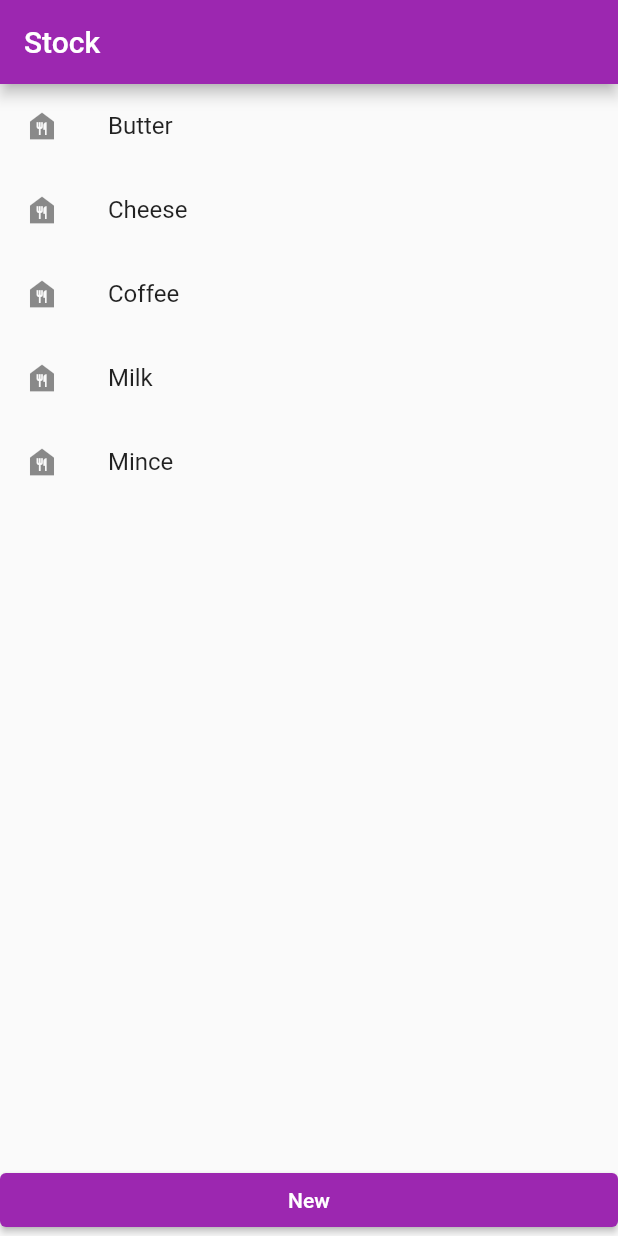
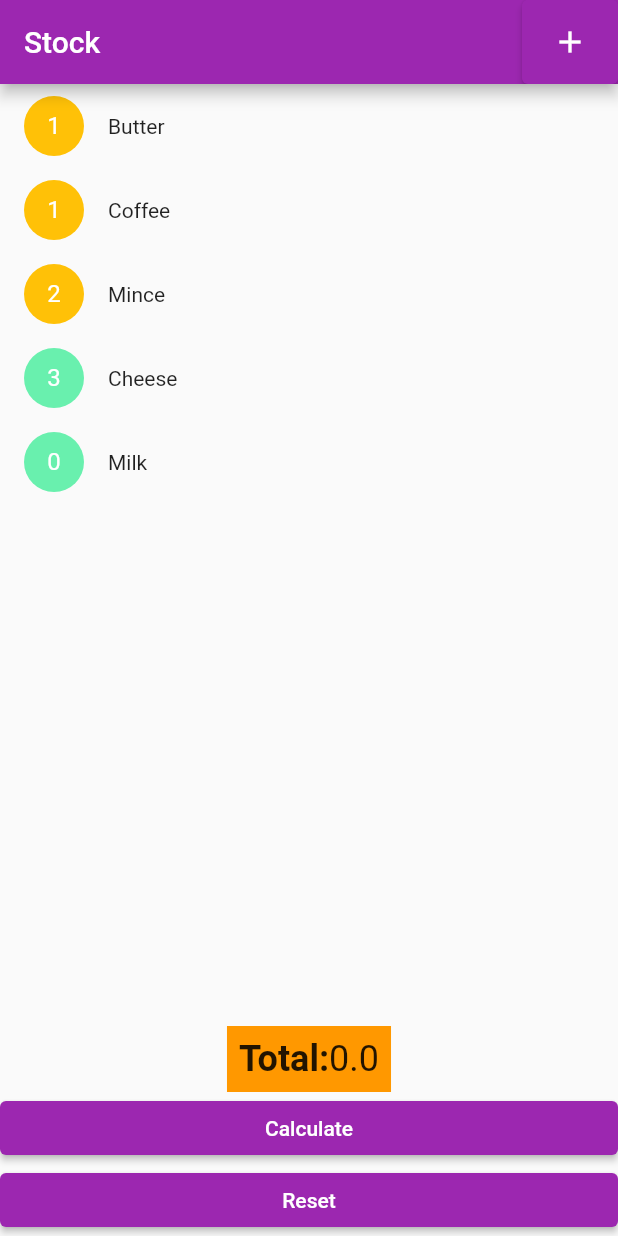
Before and after one commit to woodRock/ideal-octo-spoon, a Flutter app: the screen it shows after launch, on a phone screen of 412 x 824 dp. Run offline on Flutter 3.47's test engine with Material 2 defaults, Android fonts, the phone set to English and light mode, and no system bars; drawn by our look-alikes of flutter_slidable.

Commit message:
Add state management through bloc pattern

```diff
--- a/lib/model/Item.dart
+++ b/lib/model/Item.dart
@@ -1,18 +1,38 @@
 /// This class captures the notion of an Item.
-/// * It is the main object of our model for this application.
-/// * We provide functionality to recreate an object from JSON.
 class Item {
 
-  String name;
-
-  /// Syntax sugar for the Item constructor.
-  /// * It takes a name as it's only parameter.
-  Item(this.name);
+  String _name;
+  int _count;
+  bool _essential;
+  double _cost;
 
   /// This method recreates an Item from a JSON string.
   /// * We store our list with the asset of a JSON file.
   Item.fromJSON(Map json) {
-    this.name = json['name'];
+    this._name = json['name'];
+    this._count = json['count'];
+    this._essential = json['essential'];
+    this._cost = json['cost'];
+  }
+
+  String get name => this._name;
+  int get count => this._count;
+  bool get essential => this._essential;
+  double get cost => this._cost;
+
+  /// Sets the count for this item to zero.
+  reset() {
+    this._count = 0;
+  }
+
+  /// Increases the count for this item by one.
+  increment() {
+    this._count++;
+  }
+
+  /// Calculates the cost for the quantity of this item.
+  double totalCost() {
+    return this._cost * this._count;
   }
 
 }
--- /dev/null
+++ b/lib/model/ItemsModel.dart
@@ -0,0 +1,80 @@
+import 'dart:collection';
+
+import 'package:flutter/cupertino.dart';
+import 'package:stock/model/Item.dart';
+
+/// This bloc stores the state of the items.
+class ItemsModel extends ChangeNotifier {
+
+  final List<Item> _items = [];
+
+  UnmodifiableListView<Item> get items => UnmodifiableListView(this._items);
+
+  int get length => this._items.length;
+
+  /// Retrieve an item by index.
+  Item get(int i) {
+    return this._items[i];
+  }
+
+  /// Retrieve an item by object reference.
+  Item getByItem(Item i) {
+    Item item;
+    this._items.forEach((element) {
+      if (element == i) {
+        item = element;
+      }
+    });
+    return item;
+  }
+
+  /// Calculates the total cost for the current stock.
+  double totalCost() {
+    double sum = 0;
+    this._items.forEach((e) => sum += e.totalCost());
+    return sum;
+  }
+
+  /// Increment an item by object reference.
+  void increment(Item item) {
+    getByItem(item).increment();
+    notifyListeners();
+  }
+
+  /// Reset the count of an item by object reference.
+  void reset(Item item) {
+    getByItem(item).reset();
+    notifyListeners();
+  }
+
+  /// Reset the count for the entire stock.
+  void resetAll() {
+    this._items.forEach((item) => item.reset() );
+    notifyListeners();
+  }
+
+  /// Provide a new list of items.
+  void set(List<Item> items){
+    this.removeAll();
+    items.forEach((item) => add(item) );
+    notifyListeners();
+  }
+
+  /// Include an additional item to the stock.
+  void add(Item item) {
+    this._items.add(item);
+    notifyListeners();
+  }
+
+  /// Remove an item from the stock
+  void delete(Item i) {
+    this._items.remove(i);
+    notifyListeners();
+  }
+
+  /// Clear all items from the stock.
+  void removeAll() {
+    this._items.clear();
+    notifyListeners();
+  }
+}
--- a/lib/screens/Stock.dart
+++ b/lib/screens/Stock.dart
@@ -1,9 +1,12 @@
 import 'dart:convert';
 
+import 'package:flutter/gestures.dart';
 import 'package:flutter/material.dart';
-import 'package:stock/components/BigButton.dart';
+import 'package:provider/provider.dart';
+import 'package:stock/widgets/BigButton.dart';
 import 'package:stock/model/Item.dart';
 import 'package:flutter_slidable/flutter_slidable.dart';
+import 'package:stock/model/ItemsModel.dart';
 
 /// This displays the list of stock to the user.
 /// * The state of each item can be adjusted on this screen.
@@ -21,97 +24,139 @@ class Stock extends StatelessWidget {
   Widget build(BuildContext context) {
     return Scaffold(
         appBar: AppBar(
-          title: Text(this.title)
+            automaticallyImplyLeading: false,
+            title: Text(this.title),
+            actions: <Widget>[
+              ElevatedButton(
+                onPressed: () => Navigator.pushNamed(context, '/new'),
+                child: Icon(Icons.add),
+              )
+            ]
         ),
-        body: getList(context)
+        body: items(context)
     );
   }
 
   /// Retrieves a list that is stored as a JSON in a local asset.
-  /// * We use a promise builder so different data sources can be substituded.
-  /// * We check if the list has been loaded, if not we display a progress circle.
-  /// * Otherwise, we display a list of slidable items based on future's snapshot.
-  Widget getList(context) {
+  Widget items(context) {
+    final ItemsModel items = Provider.of<ItemsModel>(context);
     return Column(
       children: [
-        Expanded(
+        itemList(context),
+        totalCost(context),
+        BigButton('Calculate', () => print("Calculate")),
+        BigButton('Reset', () => items.resetAll() ),
+      ]
+    );
+  }
+
+  /// A list of the items in the stock
+  Widget itemList(BuildContext context) {
+    final ItemsModel items = Provider.of<ItemsModel>(context);
+    return Expanded(
       child: FutureBuilder(
         future: getItems(context),
         builder: (context, snapshot) {
           if (snapshot.hasData) {
+            if (items.length == 0)
+              items.set(snapshot.data);
             return ListView.builder(
-                    itemCount: snapshot.data.length,
-                    itemBuilder: (context, index) {
-                      return getSlidable(snapshot.data[index]);
-                    });
+                itemCount: items.length,
+                itemBuilder: (context, index) => slidableItem(context, index),
+            );
           } else {
             return Center(child: CircularProgressIndicator());
           }
         },
+      ),
+    );
+
+  }
+
+  /// Displays the total cost of the stock
+  Widget totalCost(BuildContext context) {
+    return Container(
+      color: Colors.orange,
+      padding: const EdgeInsets.all(8.0),
+      child: RichText(
+        text: TextSpan(
+            style: Theme.of(context).textTheme.headline5,
+            children: <TextSpan>[
+              TextSpan(
+                  text: 'Total:',
+                  style: TextStyle(fontWeight: FontWeight.bold)
+              ),
+              TextSpan(
+                text: '${Provider.of<ItemsModel>(context).totalCost()}',
               )
+            ]
+        ) ,
       ),
-        BigButton('New', () => Navigator.pushNamed(context, '/new'))
-      ],
     );
   }
 
   /// A slidable list item for an Item that has directional slide actions.
-  /// * item: The item to be displayed as a slidable item on a list
-  /// * Our slidable actions are primary and secondary, left -> right, right -> left.
-  /// * Primary actions are very common, e.g., clear
-  /// * Secondary actions are not common use cases, e.g., edit, delete
-  ///
-  /// TODO [ ] - Implement CRUD functionality with context.
-  /// TODO [ ] - Add a total summary at the top (or bottom) of the page.
-  Widget getSlidable(Item item) {
+  Widget slidableItem(BuildContext context, int index) {
+    Item item = Provider.of<ItemsModel>(context).get(index);
     return Slidable(
       actionExtentRatio: 0.25,
       actionPane: SlidableDrawerActionPane(),
       child: ListTile(
-        leading: Icon(Icons.food_bank),
-        title: Text('${item.name}'),
+        leading: CircleAvatar(
+          foregroundColor: Colors.white,
+          backgroundColor: item.essential? Colors.amber : Colors.greenAccent,
+          child: Text('${item.count}'),
+        ),
+        title: RichText(
+          text: TextSpan(
+            style: DefaultTextStyle.of(context).style,
+            text: '${item.name}',
+            recognizer: new TapGestureRecognizer()..onTap = () => Provider.of<ItemsModel>(context).increment(item),
+          ),
+        )
       ),
       actions: <Widget>[
-        /// Resets the count for this item.
         IconSlideAction(
             caption: 'Clear',
             color: Colors.grey,
             icon: Icons.clear,
-            onTap: () => print('Clear')
+            onTap: () => Provider.of<ItemsModel>(context).reset(item),
         )
       ],
       secondaryActions: <Widget>[
-        /// Edit the information for an item.
         IconSlideAction(
           caption: 'Edit',
           color: Colors.green,
           icon: Icons.edit,
           onTap: () => print('Edit'),
         ),
-        /// Remove an item from the list entirely.
         IconSlideAction(
           caption: 'Delete',
           color: Colors.red,
           icon: Icons.delete,
-          onTap: () => print('Delete'),
+          onTap: () => Provider.of<ItemsModel>(context).delete(item),
         )
       ],
     );
   }
 
-  /// Sorts a list of items alphabetically by name.
-  List<Item> sortAlphabetically(List<Item> items) {
-    items.sort((a,b) => a.name.compareTo(b.name));
+  /// Sorts a list of items into display order.
+  List<Item> sortItems(List<Item> items) {
+    items.sort((a,b) =>
+        a.name.compareTo(b.name)
+    );
+    items.sort((a,b) =>
+        b.essential.toString().compareTo(a.essential.toString())
+    );
     return items;
   }
 
   /// Retrieves a list of Items stored as a JSON as a local asset.
-  /// * We must reference the asset in the pubspec.yaml.
-  /// * The Item class has a constructor that takes JSON.
   Future<List<Item>> getItems(BuildContext context) async {
     String jsonString = await DefaultAssetBundle.of(context).loadString(this.path);
+    // dynamic is the like the Any type from Typescript
     List<dynamic> raw = jsonDecode(jsonString);
     List<Item> items = raw.map((f) => Item.fromJSON(f)).toList();
-    return sortAlphabetically(items);
+    return sortItems(items);
   }
 }
--- a/pubspec.yaml
+++ b/pubspec.yaml
@@ -24,7 +24,7 @@ dependencies:
   flutter:
     sdk: flutter
 
-  # A flutter implementation of a slidable list item with directional slide actions.
+  provider: ^3.0.0
   flutter_slidable: "^0.5.4"
 
   # The following adds the Cupertino Icons font to your application.
```
Also changed, not shown: assets/data/items.json (+20 -5 lines), lib/main.dart (+8 -1 lines), lib/screens/New.dart (+19 -16 lines), lib/widgets/BigButton.dart (renamed from lib/components/BigButton.dart), pubspec.lock, 2 other files. Lines whose indentation alone changed are shown as unchanged.
